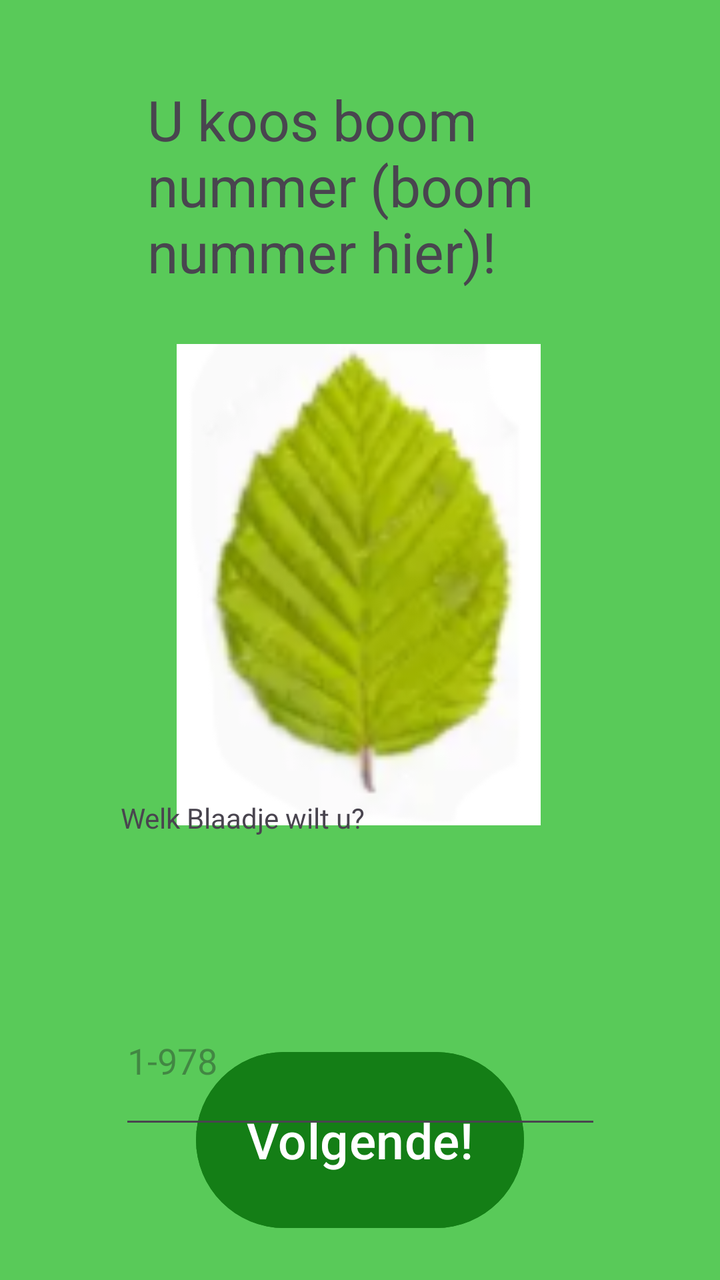
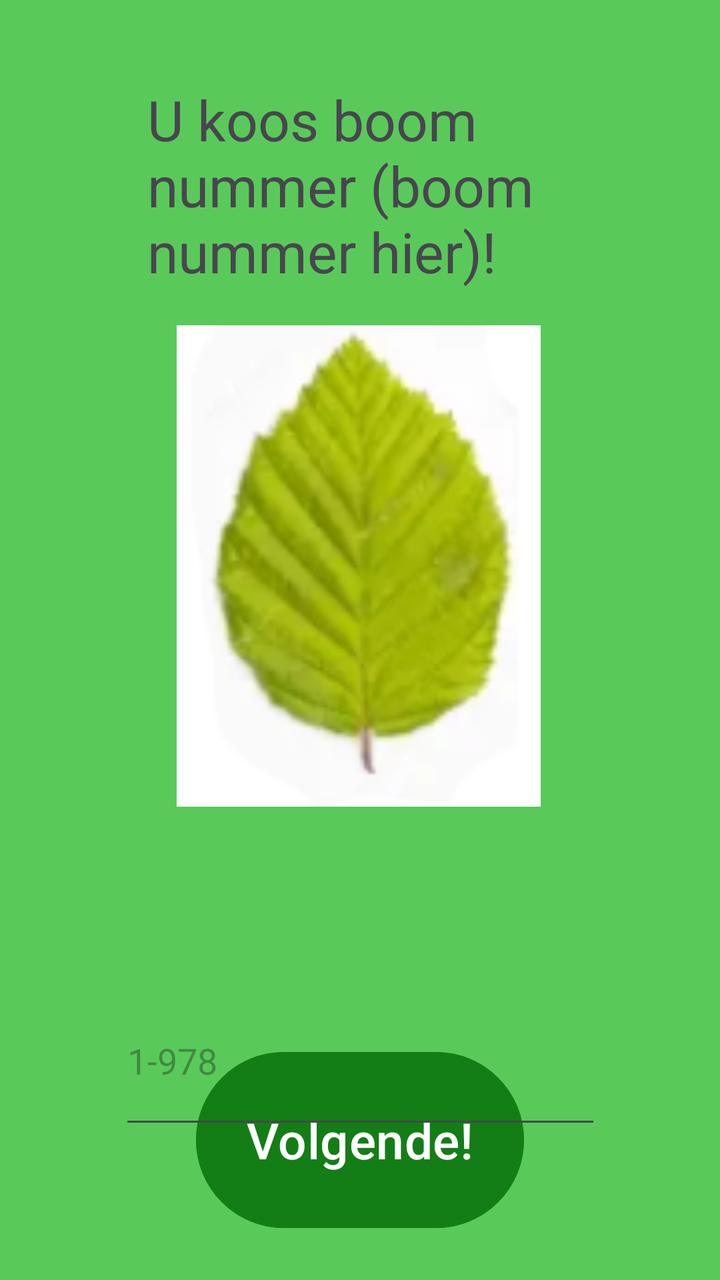

Compare the two renders of this Android layout. The source of the first and the diff that turns it into the second are given below.
<!-- AndroidManifest.xml: application theme Theme.KOOPEENBLAADJE -->
<!-- res/layout/activity_main3.xml -->
<?xml version="1.0" encoding="utf-8"?>
<androidx.constraintlayout.widget.ConstraintLayout xmlns:android="http://schemas.android.com/apk/res/android"
    xmlns:app="http://schemas.android.com/apk/res-auto"
    xmlns:tools="http://schemas.android.com/tools"
    android:id="@+id/main"
    android:layout_width="match_parent"
    android:layout_height="match_parent"
    android:background="#59CA59"
    tools:context=".MainActivity3">

    <TextView
        android:id="@+id/textView5"
        android:layout_width="212dp"
        android:layout_height="102dp"
        android:text="U koos boom nummer (boom nummer hier)!"
        android:textSize="28sp"
        app:layout_constraintBottom_toBottomOf="parent"
        app:layout_constraintEnd_toEndOf="parent"
        app:layout_constraintHorizontal_bias="0.497"
        app:layout_constraintStart_toStartOf="parent"
        app:layout_constraintTop_toTopOf="parent"
        app:layout_constraintVertical_bias="0.076" />

    <ImageView
        android:id="@+id/imageView3"
        android:layout_width="182dp"
        android:layout_height="280dp"
        app:layout_constraintBottom_toBottomOf="parent"
        app:layout_constraintEnd_toEndOf="parent"
        app:layout_constraintHorizontal_bias="0.497"
        app:layout_constraintStart_toStartOf="parent"
        app:layout_constraintTop_toBottomOf="@+id/textView5"
        app:layout_constraintVertical_bias="0.043"
        app:srcCompat="@drawable/blaadje_part_2" />

    <Button
        android:id="@+id/button2"
        android:layout_width="164dp"
        android:layout_height="96dp"
        android:backgroundTint="#147E16"
        android:text="Volgende!"
        android:textSize="25sp"
        app:layout_constraintBottom_toBottomOf="parent"
        app:layout_constraintEnd_toEndOf="parent"
        app:layout_constraintStart_toStartOf="parent"
        app:layout_constraintTop_toBottomOf="@+id/textView5"
        app:layout_constraintVertical_bias="0.945" />

    <EditText
        android:id="@+id/editTextNumber2"
        android:layout_width="241dp"
        android:layout_height="81dp"
        android:layout_marginTop="338dp"
        android:ems="10"
        android:hint="1-978"
        android:inputType="number"
        app:layout_constraintBottom_toBottomOf="parent"
        app:layout_constraintEnd_toEndOf="parent"
        app:layout_constraintStart_toStartOf="parent"
        app:layout_constraintTop_toBottomOf="@+id/textView5"
        app:layout_constraintVertical_bias="0.092" />

    <TextView
        android:id="@+id/textView3"
        android:layout_width="235dp"
        android:layout_height="36dp"
        android:text="Welk Blaadje wilt u?"
        app:layout_constraintBottom_toBottomOf="parent"
        app:layout_constraintEnd_toEndOf="parent"
        app:layout_constraintHorizontal_bias="0.482"
        app:layout_constraintStart_toStartOf="parent"
        app:layout_constraintTop_toTopOf="parent"
        app:layout_constraintVertical_bias="0.661" />

</androidx.constraintlayout.widget.ConstraintLayout>
<!-- resources referenced by this layout -->
<resources>
  <!-- drawable blaadje_part_2: png bitmap (drawable, 18269 bytes) -->
  <style name="Theme.KOOPEENBLAADJE" parent="Base.Theme.KOOPEENBLAADJE" />
  <style name="Base.Theme.KOOPEENBLAADJE" parent="Theme.Material3.DayNight.NoActionBar">
          
          
      </style>
</resources>

<!-- the commit's change to res/layout/activity_main3.xml (unified diff, before → after) -->
@@ -30,7 +30,7 @@
         app:layout_constraintHorizontal_bias="0.497"
         app:layout_constraintStart_toStartOf="parent"
         app:layout_constraintTop_toBottomOf="@+id/textView5"
-        app:layout_constraintVertical_bias="0.043"
+        app:layout_constraintVertical_bias="0.0"
         app:srcCompat="@drawable/blaadje_part_2" />
 
     <Button
@@ -64,12 +64,12 @@
         android:id="@+id/textView3"
         android:layout_width="235dp"
         android:layout_height="36dp"
+        android:layout_marginTop="293dp"
+        android:layout_marginBottom="252dp"
         android:text="Welk Blaadje wilt u?"
         app:layout_constraintBottom_toBottomOf="parent"
         app:layout_constraintEnd_toEndOf="parent"
-        app:layout_constraintHorizontal_bias="0.482"
         app:layout_constraintStart_toStartOf="parent"
-        app:layout_constraintTop_toTopOf="parent"
-        app:layout_constraintVertical_bias="0.661" />
+        app:layout_constraintTop_toBottomOf="@+id/textView5" />
 
 </androidx.constraintlayout.widget.ConstraintLayout>
